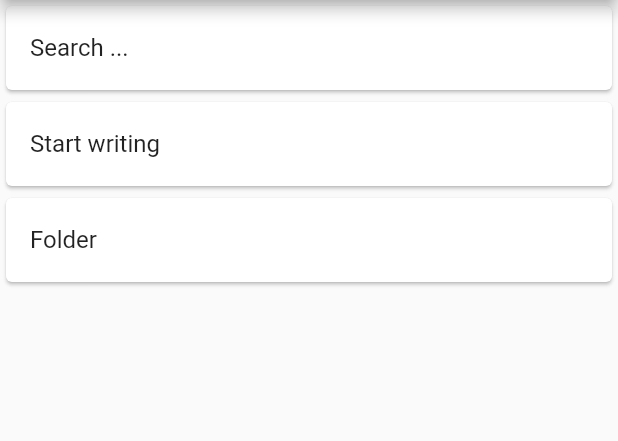
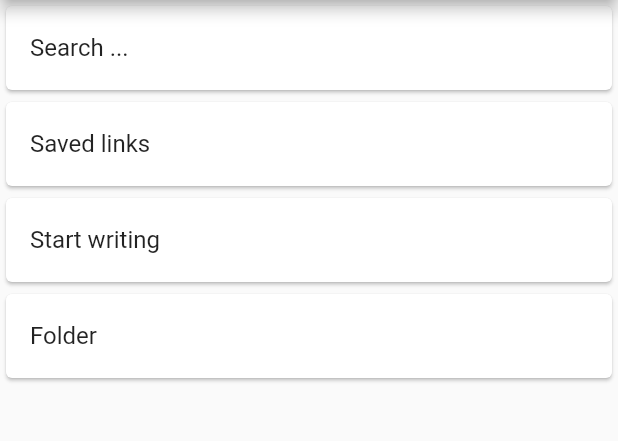
Before and after one commit to guchengxi1994/a-cool-app, a Flutter app: the screen it shows after launch, on a phone screen of 412 x 824 dp, the part 84-525 px from its top. Run offline on Flutter 3.47's test engine with Material 2 defaults, Android fonts, the phone set to English and light mode, and no system bars; our stand-ins replace flutter_colorpicker, flutter_i18n, flutter_markdown, fluttertoast, loading_overlay, shared_preferences; missing offline and left inert: dart:html, dart:js.

Commit message:
Update main_page_body.dart

```diff
--- a/frontend/codind/lib/pages/main_page_body.dart
+++ b/frontend/codind/lib/pages/main_page_body.dart
@@ -35,6 +35,12 @@ class _MainPageBodyState<T> extends BasePageState<MainPageBody> {
         ),
         Card(
           child: ListTile(
+            title: const Text("Saved links"),
+            onTap: () {},
+          ),
+        ),
+        Card(
+          child: ListTile(
             title: const Text("Start writing"),
             onTap: () {
               Navigator.of(context).pushNamed(Routers.pageMdEditor);
```
